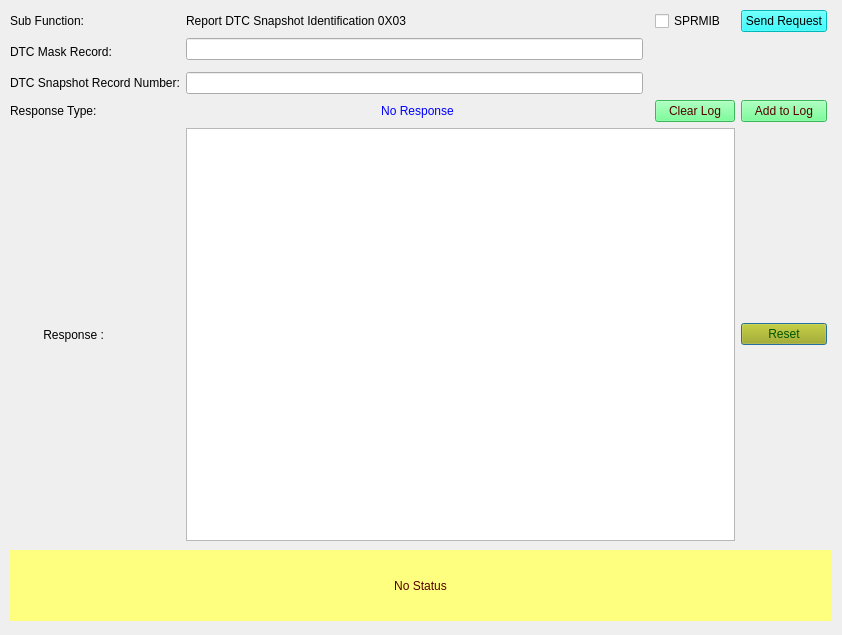
Before: the Qt Designer form SID_19_03.ui in VicharaVandana/ProxiCan, drawn with Qt 5.
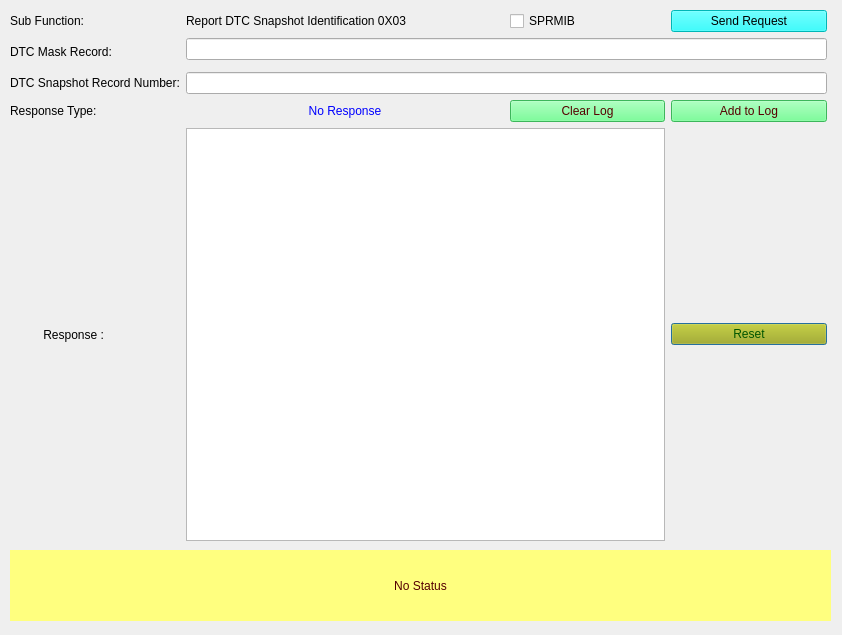
After: the same form once the commit is applied.

```diff
--- a/SID_19_03.ui
+++ b/SID_19_03.ui
@@ -170,14 +170,14 @@
       </property>
      </widget>
     </item>
-    <item row="1" column="1">
+    <item row="1" column="1" colspan="4">
      <widget class="QLineEdit" name="lineEdit_DTCMaskRecord">
       <property name="toolTip">
        <string>&lt;html&gt;&lt;head/&gt;&lt;body&gt;&lt;p&gt;Enter DTC Mask Record in Hexadecimal format of 3 bytes&lt;/p&gt;&lt;/body&gt;&lt;/html&gt;</string>
       </property>
      </widget>
     </item>
-    <item row="3" column="1">
+    <item row="3" column="1" colspan="4">
      <widget class="QLineEdit" name="lineEdit_SnapshotRecordNumber">
       <property name="toolTip">
        <string>&lt;html&gt;&lt;head/&gt;&lt;body&gt;&lt;p&gt;Enter DTC Snapshot Record Number in Hexadecimal format of 1 byte&lt;/p&gt;&lt;/body&gt;&lt;/html&gt;</string>
```
